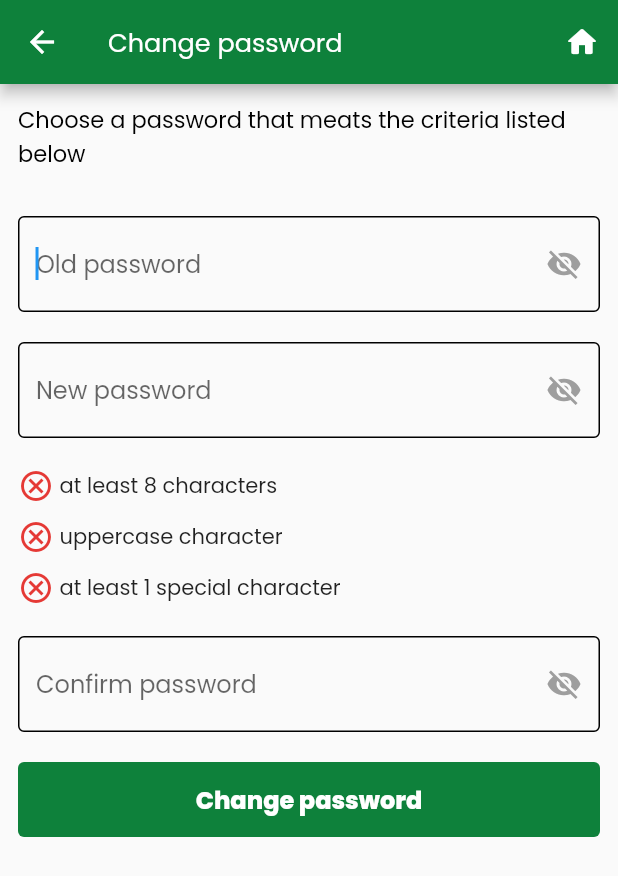
After one commit to hrinternal/equal_cash_mobile_app_2021, a Flutter app: the SettingsScreen screen opened by its route, after a tap on "Change password", on a phone screen of 412 x 824 dp. The commit adds this screen. Shown: the top 876 px of the screen. Run offline on Flutter 3.47's test engine with Material 2 defaults, Android fonts, the phone set to English and light mode, and no system bars; our stand-ins replace country_code_picker, pin_code_fields; missing offline and left inert: virtual_keyboard_multi_language.

Commit message:
Change password

```diff
--- a/lib/main.dart
+++ b/lib/main.dart
@@ -1,4 +1,5 @@
 import 'package:equal_cash/screens/auth_confirmation_screen.dart';
+import 'package:equal_cash/screens/change_password_screen.dart';
 import 'package:equal_cash/screens/confirm_pin_screen.dart';
 import 'package:equal_cash/screens/create_pin_screen.dart';
 import 'package:equal_cash/screens/currency_sell_request_screen.dart';
@@ -44,6 +45,7 @@ class MyApp extends StatelessWidget {
         UpdatedProfileScreen.routeName: (_) => UpdatedProfileScreen(),
         CurrencySellRequestScreen.routeName: (_) => CurrencySellRequestScreen(),
         SettingsScreen.routeName: (_) => SettingsScreen(),
+        ChangePasswordScreen.routeName: (_) => ChangePasswordScreen(),
       },
     );
   }
--- /dev/null
+++ b/lib/screens/change_password_screen.dart
@@ -0,0 +1,200 @@
+import 'package:equal_cash/screens/home_screen.dart';
+import 'package:flutter/material.dart';
+
+class ChangePasswordScreen extends StatefulWidget {
+  static const routeName = "change-password";
+  @override
+  _ChangePasswordScreenState createState() => _ChangePasswordScreenState();
+}
+
+class _ChangePasswordScreenState extends State<ChangePasswordScreen> {
+  final _oldPasswordController = TextEditingController();
+  final _newPasswordController = TextEditingController();
+  final _confirmPasswordController = TextEditingController();
+
+  @override
+  Widget build(BuildContext context) {
+    return Scaffold(
+      appBar: AppBar(
+        title: Text(
+          "Change password",
+          style: TextStyle(fontSize: 17),
+        ),
+        actions: [
+          IconButton(
+            icon: Icon(Icons.home_rounded),
+            onPressed: () =>
+                Navigator.of(context).pushNamed(HomeScreen.routeName),
+          ),
+        ],
+      ),
+      body: Container(
+        child: Padding(
+          padding: const EdgeInsets.all(12.0),
+          child: Column(
+            children: [
+              Container(
+                alignment: Alignment.centerLeft,
+                // padding: EdgeInsets.symmetric(horizontal: 20),
+                child: Text(
+                  "Choose a password that meats the criteria listed below",
+                  style: TextStyle(
+                      // fontWeight: FontWeight.bold,
+                      color: Colors.black,
+                      fontSize: 15),
+                ),
+              ),
+              SizedBox(
+                height: 30,
+              ),
+              Form(
+                child: Column(
+                  children: [
+                    Container(
+                      // padding: EdgeInsets.symmetric(horizontal: 13),
+                      child: TextFormField(
+                        autofocus: true,
+                        controller: _oldPasswordController,
+                        decoration: InputDecoration(
+                          suffixIcon: IconButton(
+                            onPressed: () {},
+                            icon: Icon(
+                              Icons.visibility_off,
+                              color: Colors.grey,
+                            ),
+                          ),
+                          hintText: "Old password",
+                          focusedBorder: OutlineInputBorder(),
+                          enabledBorder: OutlineInputBorder(
+                            borderSide: BorderSide(width: 1),
+                          ),
+                        ),
+                      ),
+                    ),
+                    SizedBox(
+                      height: 20,
+                    ),
+                    Container(
+                      // padding: EdgeInsets.symmetric(horizontal: 13),
+                      child: TextFormField(
+                        autofocus: true,
+                        controller: _newPasswordController,
+                        decoration: InputDecoration(
+                          suffixIcon: IconButton(
+                            onPressed: () {},
+                            icon: Icon(
+                              Icons.visibility_off,
+                              color: Colors.grey,
+                            ),
+                          ),
+                          hintText: "New password",
+                          focusedBorder: OutlineInputBorder(),
+                          enabledBorder: OutlineInputBorder(
+                            borderSide: BorderSide(width: 1),
+                          ),
+                        ),
+                      ),
+                    ),
+                    SizedBox(
+                      height: 20,
+                    ),
+                    Container(
+                      // margin: EdgeInsets.symmetric(horizontal: 20),
+                      child: Row(
+                        children: [
+                          Icon(
+                            Icons.cancel_outlined,
+                            color: Colors.red[600],
+                          ),
+                          Text(" at least 8 characters")
+                        ],
+                      ),
+                    ),
+                    SizedBox(
+                      height: 10,
+                    ),
+                    Container(
+                      // margin: EdgeInsets.symmetric(horizontal: 20),
+                      child: Row(
+                        children: [
+                          Icon(
+                            Icons.cancel_outlined,
+                            color: Colors.red[600],
+                          ),
+                          Text(" uppercase character")
+                        ],
+                      ),
+                    ),
+                    SizedBox(
+                      height: 10,
+                    ),
+                    Container(
+                      // margin: EdgeInsets.symmetric(horizontal: 20),
+                      child: Row(
+                        children: [
+                          Icon(
+                            Icons.cancel_outlined,
+                            color: Colors.red[600],
+                          ),
+                          Text(" at least 1 special character")
+                        ],
+                      ),
+                    ),
+                    SizedBox(
+                      height: 20,
+                    ),
+                    Container(
+                      // padding: EdgeInsets.symmetric(horizontal: 13),
+                      child: TextFormField(
+                        autofocus: true,
+                        controller: _confirmPasswordController,
+                        decoration: InputDecoration(
+                          suffixIcon: IconButton(
+                            onPressed: () {},
+                            icon: Icon(
+                              Icons.visibility_off,
+                              color: Colors.grey,
+                            ),
+                          ),
+                          hintText: "Confirm password",
+                          focusedBorder: OutlineInputBorder(),
+                          enabledBorder: OutlineInputBorder(
+                            borderSide: BorderSide(width: 1),
+                          ),
+                        ),
+                      ),
+                    ),
+                    SizedBox(
+                      height: 20,
+                    ),
+                    Container(
+                      width: double.maxFinite,
+                      // margin: EdgeInsets.symmetric(horizontal: 6),
+                      child: FlatButton(
+                        shape: RoundedRectangleBorder(
+                            borderRadius: BorderRadius.circular(4)),
+                        padding: EdgeInsets.symmetric(vertical: 13),
+                        onPressed: () {
+                          // Navigator.of(context)
+                          //     .pushNamed(Chan.routeName);
+                        },
+                        child: Text(
+                          'Change password',
+                          style: TextStyle(
+                              color: Colors.white,
+                              fontWeight: FontWeight.bold,
+                              fontSize: 16),
+                        ),
+                        color: Theme.of(context).primaryColor,
+                      ),
+                    ),
+                  ],
+                ),
+              )
+            ],
+          ),
+        ),
+      ),
+    );
+  }
+}
--- a/lib/screens/settings_screen.dart
+++ b/lib/screens/settings_screen.dart
@@ -1,3 +1,4 @@
+import 'package:equal_cash/screens/change_password_screen.dart';
 import 'package:equal_cash/screens/home_screen.dart';
 import 'package:flutter/material.dart';
 
@@ -28,15 +29,18 @@ class _SettingsScreenState extends State<SettingsScreen> {
         children: [
           Container(
             child: ListTile(
-              // onTap: () => Navigator.of(context)
-              //     .pushNamed(),
+              onTap: () => Navigator.of(context)
+                  .pushNamed(ChangePasswordScreen.routeName),
               // leading: Icon(Icons.send_to_mobile,
               //     color: Theme.of(context).primaryColor),
               leading: Text(
                 "Change password",
                 style: TextStyle(fontSize: 15, color: Colors.black),
               ),
-              trailing: Icon(Icons.arrow_forward_ios_rounded),
+              trailing: Icon(
+                Icons.arrow_forward_ios_rounded,
+                color: Theme.of(context).primaryColor,
+              ),
             ),
           ),
           Container(
@@ -53,7 +57,10 @@ class _SettingsScreenState extends State<SettingsScreen> {
                 "Change pin",
                 style: TextStyle(fontSize: 15, color: Colors.black),
               ),
-              trailing: Icon(Icons.arrow_forward_ios_rounded),
+              trailing: Icon(
+                Icons.arrow_forward_ios_rounded,
+                color: Theme.of(context).primaryColor,
+              ),
             ),
           ),
           Container(
@@ -70,7 +77,10 @@ class _SettingsScreenState extends State<SettingsScreen> {
                 "Notifications",
                 style: TextStyle(fontSize: 15, color: Colors.black),
               ),
-              trailing: Icon(Icons.arrow_forward_ios_rounded),
+              trailing: Icon(
+                Icons.arrow_forward_ios_rounded,
+                color: Theme.of(context).primaryColor,
+              ),
             ),
           ),
         ],
```
